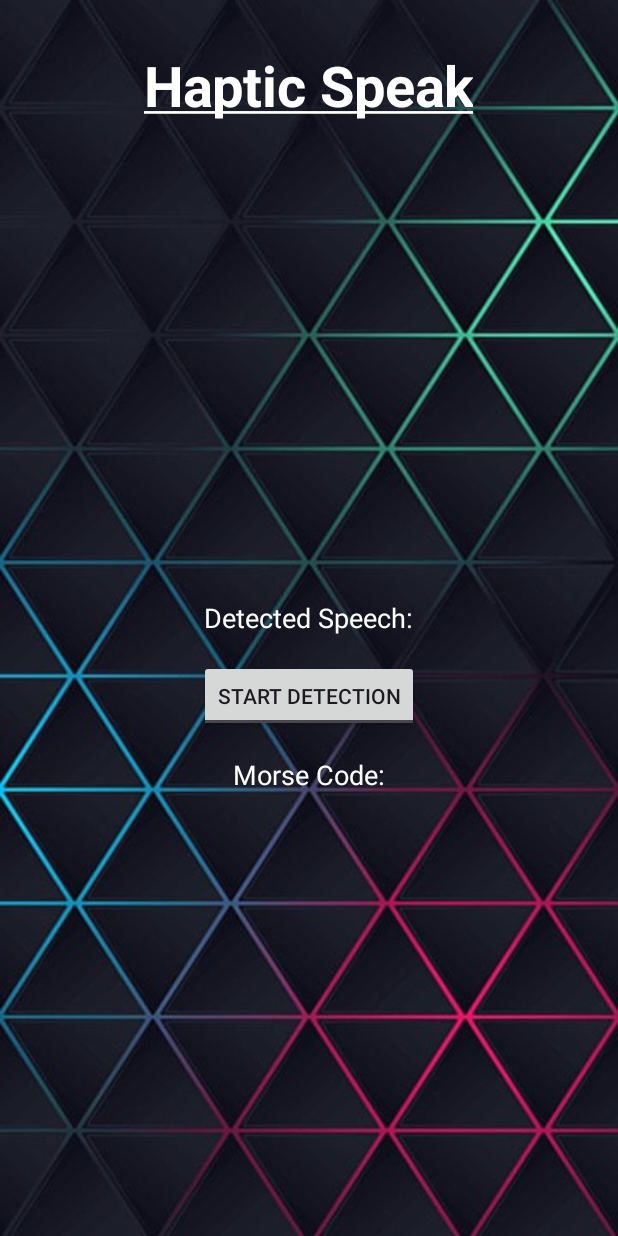
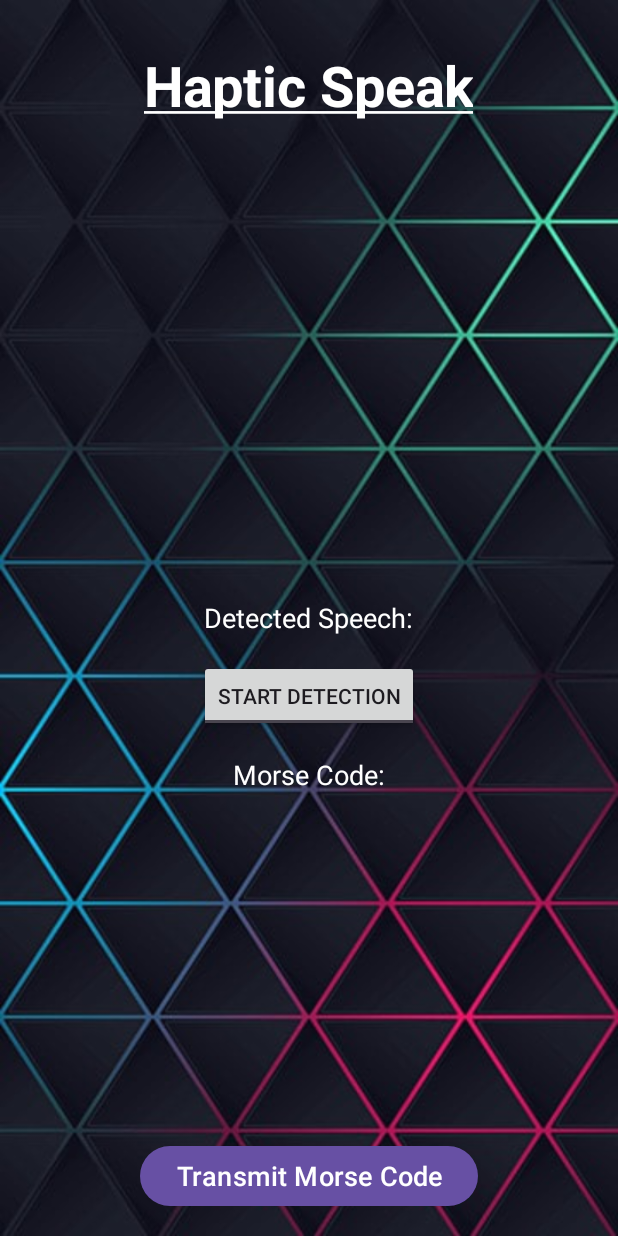
Before and after one commit to MuAbCh/HapticSpeak, an Android app: the screen it shows after launch (MainActivity), on a phone screen of 412 x 824 dp. Run offline under Robolectric (Android 15) with nearby library versions, the phone set to English and light mode, and no system bars.

Commit message:
Implemented the morse to speech

```diff
--- a/app/build.gradle.kts
+++ b/app/build.gradle.kts
@@ -46,4 +46,5 @@ dependencies {
     testImplementation("junit:junit:4.13.2")
     androidTestImplementation("androidx.test.ext:junit:1.1.5")
     androidTestImplementation("androidx.test.espresso:espresso-core:3.5.1")
+    implementation("com.google.android.material:material:1.5.0")
 }
--- a/app/src/main/AndroidManifest.xml
+++ b/app/src/main/AndroidManifest.xml
@@ -3,6 +3,7 @@
     xmlns:tools="http://schemas.android.com/tools">
     <uses-permission android:name="android.permission.RECORD_AUDIO" />
     <uses-permission android:name="android.permission.VIBRATE" />
+    <uses-permission android:name="android.permission.INTERNET" />
 
     <application
         android:allowBackup="true"
--- a/app/src/main/java/com/example/hapticspeak/MainActivity.kt
+++ b/app/src/main/java/com/example/hapticspeak/MainActivity.kt
@@ -1,36 +1,37 @@
 package com.example.hapticspeak
 
 import android.os.Bundle
-import com.google.android.material.snackbar.Snackbar
 import androidx.appcompat.app.AppCompatActivity
-import androidx.navigation.findNavController
-import androidx.navigation.ui.AppBarConfiguration
-import androidx.navigation.ui.navigateUp
-import androidx.navigation.ui.setupActionBarWithNavController
-import android.view.Menu
-import android.view.MenuItem
-import com.example.hapticspeak.databinding.ActivityMainBinding
+import androidx.core.app.ActivityCompat
+import androidx.core.content.ContextCompat
 import android.Manifest
-import android.content.Context
+import android.content.Intent
 import android.content.pm.PackageManager
 import android.speech.RecognitionListener
 import android.speech.RecognizerIntent
 import android.speech.SpeechRecognizer
 import android.widget.TextView
 import android.widget.ToggleButton
-import androidx.core.app.ActivityCompat
-import androidx.core.content.ContextCompat
-import android.content.Intent
+import com.example.hapticspeak.databinding.ActivityMainBinding
 import java.util.Locale
 import android.graphics.Typeface
 import android.graphics.Paint
+import android.widget.Button
+import android.speech.tts.TextToSpeech
+import android.speech.tts.TextToSpeech.OnInitListener
+import android.widget.Toast
 
 class MainActivity : AppCompatActivity() {
 
-    private lateinit var appBarConfiguration: AppBarConfiguration
     private lateinit var binding: ActivityMainBinding
     private lateinit var speechRecognizer: SpeechRecognizer
     private var isSpeechDetectionOn: Boolean = false
+    private lateinit var tts: TextToSpeech
+
+    private val DOT_THRESHOLD = 800 // Adjust as needed
+    private val TIME_FRAME = 1000 // Adjust as needed
+    private var tapCount = 0
+    private var lastTapTime: Long = 0
 
     override fun onCreate(savedInstanceState: Bundle?) {
         super.onCreate(savedInstanceState)
@@ -40,6 +41,13 @@ class MainActivity : AppCompatActivity() {
         // Initialize SpeechRecognizer
         speechRecognizer = SpeechRecognizer.createSpeechRecognizer(this)
         speechRecognizer.setRecognitionListener(recognitionListener)
+
+        // Initialize TextToSpeech
+        tts = TextToSpeech(this, OnInitListener { status ->
+            if (status != TextToSpeech.ERROR) {
+                tts.language = Locale.getDefault()
+            }
+        })
 
         // Request RECORD_AUDIO permission if not granted
         if (ContextCompat.checkSelfPermission(this, Manifest.permission.RECORD_AUDIO)
@@ -68,6 +76,11 @@ class MainActivity : AppCompatActivity() {
         titleTextView.textSize = 37f
         titleTextView.setTypeface(null, Typeface.BOLD)
         titleTextView.paintFlags = titleTextView.paintFlags or Paint.UNDERLINE_TEXT_FLAG
+
+        // Setup Morse code button click listener
+        binding.transmitMorseButton.setOnClickListener {
+            handleTap()
+        }
     }
 
     private fun startListening() {
@@ -86,6 +99,83 @@ class MainActivity : AppCompatActivity() {
         speechRecognizer.stopListening()
         isSpeechDetectionOn = false
     }
+
+    private fun handleTap() {
+        val currentTime = System.currentTimeMillis()
+        val timeSinceLastTap = currentTime - lastTapTime
+        if (timeSinceLastTap > TIME_FRAME) {
+            // Reset tap count if it's been too long since the last tap
+            tapCount = 0
+        }
+        tapCount++
+        translateTapToMorse(tapCount)
+        lastTapTime = currentTime
+    }
+
+    private var morseCodeBuffer = StringBuilder()
+
+    private fun translateTapToMorse(tapCount: Int) {
+        when (tapCount) {
+            1 -> {
+                // Handle dot (.) in Morse code
+                // Example: Add dot to Morse code buffer
+                morseCodeBuffer.append('.')
+            }
+            2 -> {
+                // Handle dash (-) in Morse code
+                // Example: Add dash to Morse code buffer
+                morseCodeBuffer.append('-')
+            }
+            3 -> {
+                // Handle space ( ) in Morse code
+                // Example: Add space to Morse code buffer
+                // Translate accumulated Morse code to English and speak it
+                speakMorseCode(translateMorseToEnglish(morseCodeBuffer.toString()))
+                // Clear Morse code buffer for next word
+                morseCodeBuffer.clear()
+            }
+        }
+    }
+
+    // Function to speak Morse code translation
+    private fun speakMorseCode(morseCode: String) {
+        // Translate Morse code to English alphabets
+        val englishText = translateMorseToEnglish(morseCode)
+        // Check if text-to-speech is initialized
+        if (::tts.isInitialized) {
+            // Speak the translated English alphabets
+            tts.speak(englishText, TextToSpeech.QUEUE_FLUSH, null, null)
+        }
+    }
+
+    private fun translateMorseToEnglish(morseCode: String): String {
+        val morseToEnglishMap = mapOf(
+            ".-" to "A", "-..." to "B", "-.-." to "C", "-.." to "D", "." to "E",
+            "..-." to "F", "--." to "G", "...." to "H", ".." to "I", ".---" to "J",
+            "-.-" to "K", ".-.." to "L", "--" to "M", "-." to "N", "---" to "O",
+            ".--." to "P", "--.-" to "Q", ".-." to "R", "..." to "S", "-" to "T",
+            "..-" to "U", "...-" to "V", ".--" to "W", "-..-" to "X", "-.--" to "Y",
+            "--.." to "Z",
+            "-----" to "0", ".----" to "1", "..---" to "2", "...--" to "3", "....-" to "4",
+            "....." to "5", "-...." to "6", "--..." to "7", "---.." to "8", "----." to "9",
+            "/" to " " // Use '/' as a word separator in Morse code
+        )
+
+        val words = morseCode.split(" / ")
+        val englishStringBuilder = StringBuilder()
+
+        for (word in words) {
+            val characters = word.split(" ")
+            for (character in characters) {
+                val englishChar = morseToEnglishMap[character]
+                englishStringBuilder.append(englishChar ?: "")
+            }
+            englishStringBuilder.append(" ") // Add space between words
+        }
+
+        return englishStringBuilder.toString().trim()
+    }
+
 
     private val recognitionListener = object : RecognitionListener {
         override fun onResults(results: Bundle?) {
@@ -131,75 +221,34 @@ class MainActivity : AppCompatActivity() {
         override fun onEvent(eventType: Int, params: Bundle?) {}
     }
 
-
     override fun onDestroy() {
         super.onDestroy()
         // Release SpeechRecognizer resources
         speechRecognizer.destroy()
+        // Release TextToSpeech resources
+        if (::tts.isInitialized) {
+            tts.stop()
+            tts.shutdown()
+        }
     }
-
-// Commented out the code related to vibration
-    /*
-        private fun convertToMorseAndVibrate(detectedSpeech: String) {
-            // Morse code mapping
-            val morseCodeMap = mapOf(
-                'A' to ".-", 'B' to "-...", 'C' to "-.-.", 'D' to "-..", 'E' to ".", 'F' to "..-.",
-                'G' to "--.", 'H' to "....", 'I' to "..", 'J' to ".---", 'K' to "-.-", 'L' to ".-..",
-                'M' to "--", 'N' to "-.", 'O' to "---", 'P' to ".--.", 'Q' to "--.-", 'R' to ".-.",
-                'S' to "...", 'T' to "-", 'U' to "..-", 'V' to "...-", 'W' to ".--", 'X' to "-..-",
-                'Y' to "-.--", 'Z' to "--..",
-                '0' to "-----", '1' to ".----", '2' to "..---", '3' to "...--", '4' to "....-",
-                '5' to ".....", '6' to "-....", '7' to "--...", '8' to "---..", '9' to "----.",
-                ' ' to "/" // Use '/' as a word separator in Morse code
-            )
-
-            // Vibration patterns (example durations in milliseconds)
-            val dotDuration = 100L
-            val dashDuration = 300L
-            val interSymbolPause = 100L
-            val interLetterPause = 300L
-
-            val vibrator = context.getSystemService(VIBRATOR_SERVICE) as Vibrator?
-
-            for (char in detectedSpeech.upperCase()) {
-                val morseCode = morseCodeMap[char] ?: continue // Skip unknown characters
-
-                for (symbol in morseCode) {
-                    when (symbol) {
-                        '.' -> vibrator.vibrate(dotDuration)
-                        '-' -> vibrator.vibrate(dashDuration)
-                    }
-                    Thread.sleep(interSymbolPause)
-                }
-
-                Thread.sleep(interLetterPause)
-            }
-        }
-        */
 
     companion object {
         private const val RECORD_AUDIO_PERMISSION_CODE = 101
     }
 
-    override fun onCreateOptionsMenu(menu: Menu): Boolean {
-        // Inflate the menu; this adds items to the action bar if it is present.
-        menuInflater.inflate(R.menu.menu_main, menu)
-        return true
-    }
-
-    override fun onOptionsItemSelected(item: MenuItem): Boolean {
-        // Handle action bar item clicks here. The action bar will
-        // automatically handle clicks on the Home/Up button, so long
-        // as you specify a parent activity in AndroidManifest.xml.
-        return when (item.itemId) {
-            R.id.action_settings -> true
-            else -> super.onOptionsItemSelected(item)
-        }
-    }
-
-    override fun onSupportNavigateUp(): Boolean {
-        val navController = findNavController(R.id.nav_host_fragment_content_main)
-        return navController.navigateUp(appBarConfiguration)
-                || super.onSupportNavigateUp()
-    }
+//    override fun onCreateOptionsMenu(menu: Menu): Boolean {
+//        // Inflate the menu; this adds items to the action bar if it is present.
+//        menuInflater.inflate(R.menu.menu_main, menu)
+//        return true
+//    }
+//
+//    override fun onOptionsItemSelected(item: MenuItem): Boolean {
+//        // Handle action bar item clicks here. The action bar will
+//        // automatically handle clicks on the Home/Up button, so long
+//        // as you specify a parent activity in AndroidManifest.xml.
+//        return when (item.itemId) {
+//            R.id.action_settings -> true
+//            else -> super.onOptionsItemSelected(item)
+//        }
+//    }
 }
--- a/app/src/main/res/layout/activity_main.xml
+++ b/app/src/main/res/layout/activity_main.xml
@@ -1,5 +1,4 @@
 <?xml version="1.0" encoding="utf-8"?>
-
 <RelativeLayout xmlns:android="http://schemas.android.com/apk/res/android"
     xmlns:tools="http://schemas.android.com/tools"
     android:layout_width="match_parent"
@@ -51,4 +50,19 @@
         android:layout_centerHorizontal="true"
         android:layout_marginTop="16dp"/>
 
+    <!-- Transmit Morse Code Button -->
+    <Button
+        android:id="@+id/transmitMorseButton"
+        android:layout_width="wrap_content"
+        android:layout_height="wrap_content"
+        android:layout_alignParentBottom="true"
+        android:layout_centerHorizontal="true"
+        android:layout_marginTop="16dp"
+        android:paddingStart="24dp"
+        android:paddingEnd="24dp"
+        android:text="Transmit Morse Code"
+        android:textColor="@android:color/white"
+        android:textSize="18sp"
+        android:onClick="transmitMorseCode" />
+
 </RelativeLayout>
```
Also changed, not shown: app/src/main/res/drawable/pushmorse.png (added).
